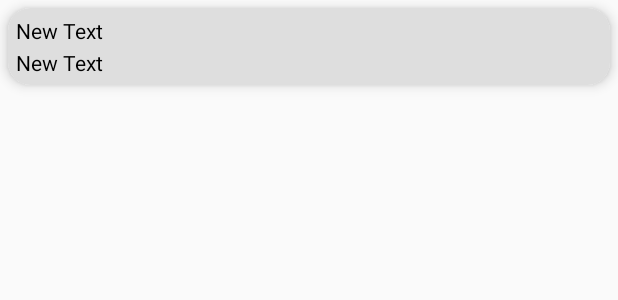
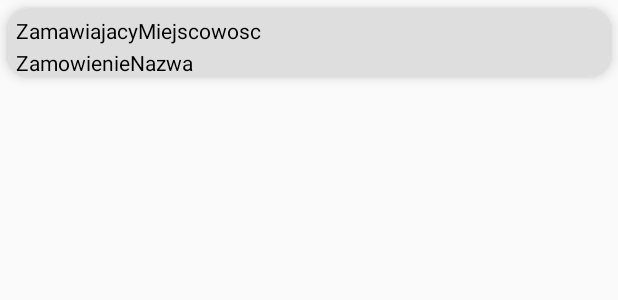
Before and after one commit to media3-0/ZamowieniaPubliczneAndroid, an Android app: the layout cards_layout.xml on its own in the app's theme, with its tools: preview values and no code run, on a phone screen of 412 x 824 dp. Shown: the top 300 px of the screen. Run offline under Robolectric (Android 15) with nearby library versions, the phone set to English and light mode, and no system bars.

Commit message:
Poprawki kosmetyczne [spacje/entery]

```diff
--- a/app/src/main/res/layout/activity_search.xml
+++ b/app/src/main/res/layout/activity_search.xml
@@ -12,7 +12,6 @@
             android:layout_width="match_parent"
             android:layout_height="match_parent"
             android:orientation="vertical">
-
 
             <TextView
                 android:id="@+id/textView3"
@@ -156,5 +155,4 @@
                 android:text="@string/searchButton" />
         </LinearLayout>
     </ScrollView>
-
 </android.support.v4.widget.DrawerLayout>
--- a/app/src/main/res/layout/cards_layout.xml
+++ b/app/src/main/res/layout/cards_layout.xml
@@ -17,38 +17,32 @@
         card_view:cardCornerRadius="15dp"
         card_view:cardElevation="5dp">
 
-
         <LinearLayout
             android:layout_width="match_parent"
             android:layout_height="wrap_content"
             android:background="#ffdedede"
             android:orientation="vertical">
 
-
             <TextView
                 android:id="@+id/textViewCity"
                 android:layout_width="match_parent"
                 android:layout_height="wrap_content"
                 android:layout_gravity="center_horizontal"
+                android:text="ZamawiajacyMiejscowosc"
+                android:textColor="#000000"
                 android:layout_marginLeft="5dp"
                 android:layout_marginRight="5dp"
                 android:layout_marginTop="5dp"
-                android:text="New Text"
-                android:textColor="#000000" />
-
+                android:layout_marginBottom="2dp" />
 
             <TextView
                 android:id="@+id/textViewName"
                 android:layout_width="match_parent"
                 android:layout_height="wrap_content"
-                android:layout_marginBottom="5dp"
+                android:text="ZamowienieNazwa"
+                android:textColor="#000000"
                 android:layout_marginLeft="5dp"
-                android:layout_marginRight="5dp"
-                android:layout_marginTop="2dp"
-                android:text="New Text"
-                android:textColor="#000000" />
-
+                android:layout_marginRight="5dp" />
         </LinearLayout>
-
     </android.support.v7.widget.CardView>
 </LinearLayout>
--- a/app/src/main/res/layout/fragment_zamowienie.xml
+++ b/app/src/main/res/layout/fragment_zamowienie.xml
@@ -2,8 +2,10 @@
     android:layout_width="fill_parent"
     android:layout_height="match_parent">
 
-    <RelativeLayout xmlns:android="http://schemas.android.com/apk/res/android"
-        xmlns:tools="http://schemas.android.com/tools" android:layout_width="match_parent"
+    <RelativeLayout
+        xmlns:android="http://schemas.android.com/apk/res/android"
+        xmlns:tools="http://schemas.android.com/tools"
+        android:layout_width="match_parent"
         android:layout_height="match_parent" android:paddingLeft="@dimen/activity_horizontal_margin"
         android:paddingRight="@dimen/activity_horizontal_margin"
         android:paddingTop="@dimen/activity_vertical_margin"
@@ -26,10 +28,10 @@
             android:clickable="true"
             android:onClick="chowanieIdentyfikatory"
             android:id="@+id/textView2"
-            android:layout_alignParentStart="false"
             android:layout_marginTop="5dp"
             android:textColor="#0288D1"
             android:textStyle="bold"
+            android:layout_alignParentStart="false"
             android:layout_alignParentLeft="false"
             android:layout_centerHorizontal="true"
             android:textSize="17sp"/>
```
